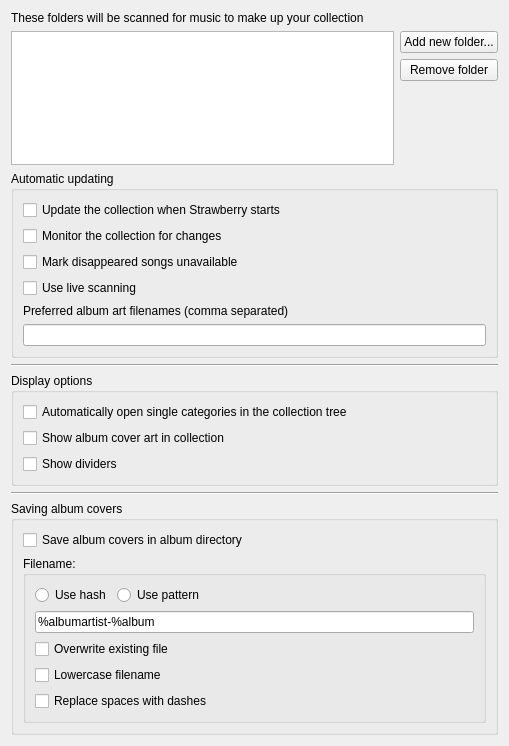
Above: src/settings/collectionsettingspage.ui from strawberrymusicplayer/strawberry before the change. Below: the same form after it.
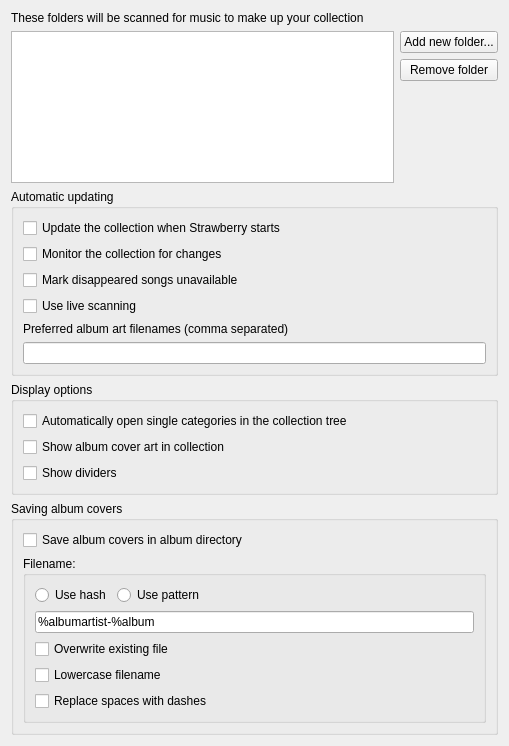
That is the form after the change.

Commit message: Remove all lines in settings

The edit to the form file:
```diff
--- a/src/settings/collectionsettingspage.ui
+++ b/src/settings/collectionsettingspage.ui
@@ -124,13 +124,6 @@
      </layout>
     </widget>
    </item>
-   <item>
-    <widget class="Line" name="line_1">
-     <property name="orientation">
-      <enum>Qt::Horizontal</enum>
-     </property>
-    </widget>
-   </item>
    <item>
     <widget class="QGroupBox" name="groupbox_display">
      <property name="title">
@@ -161,13 +154,6 @@
      </layout>
     </widget>
    </item>
-   <item>
-    <widget class="Line" name="line_2">
-     <property name="orientation">
-      <enum>Qt::Horizontal</enum>
-     </property>
-    </widget>
-   </item>
    <item>
     <widget class="QGroupBox" name="groupbox_albumcovers">
      <property name="title">
```
The commit also changes 9 other files.
